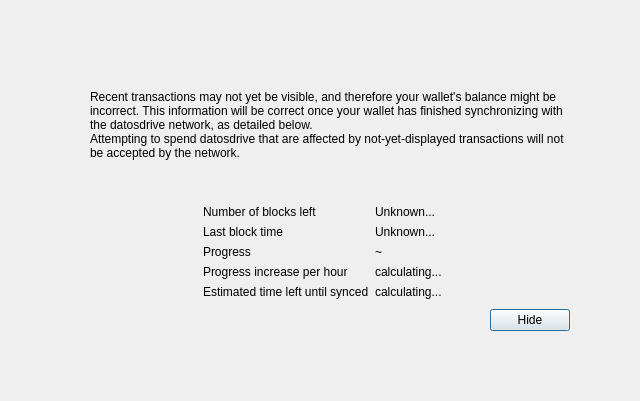
Above: src/qt/forms/modaloverlay.ui from barrystyle/datos before the change. Below: the same form after it.
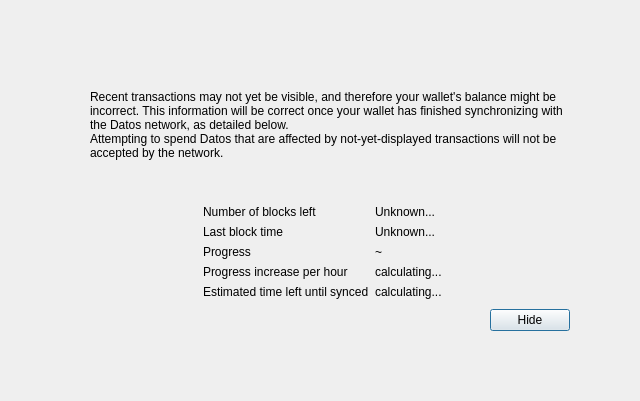
That is the form after the change.

Commit message: brand: separate the coin datos, from the product family

Patch:
```diff
--- a/src/qt/forms/modaloverlay.ui
+++ b/src/qt/forms/modaloverlay.ui
@@ -111,7 +111,7 @@
              <item>
               <widget class="QLabel" name="infoText">
                <property name="text">
-                <string>Recent transactions may not yet be visible, and therefore your wallet's balance might be incorrect. This information will be correct once your wallet has finished synchronizing with the datosdrive network, as detailed below.</string>
+                <string>Recent transactions may not yet be visible, and therefore your wallet's balance might be incorrect. This information will be correct once your wallet has finished synchronizing with the Datos network, as detailed below.</string>
                </property>
                <property name="textFormat">
                 <enum>Qt::RichText</enum>
@@ -124,7 +124,7 @@
              <item>
               <widget class="QLabel" name="infoTextStrong">
                <property name="text">
-                <string>Attempting to spend datosdrive that are affected by not-yet-displayed transactions will not be accepted by the network.</string>
+                <string>Attempting to spend Datos that are affected by not-yet-displayed transactions will not be accepted by the network.</string>
                </property>
                <property name="textFormat">
                 <enum>Qt::RichText</enum>
```
The commit also changes 135 other files.
